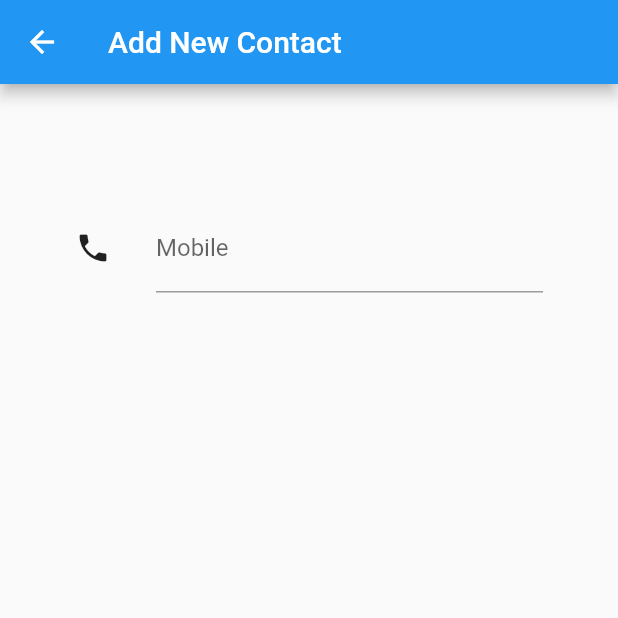
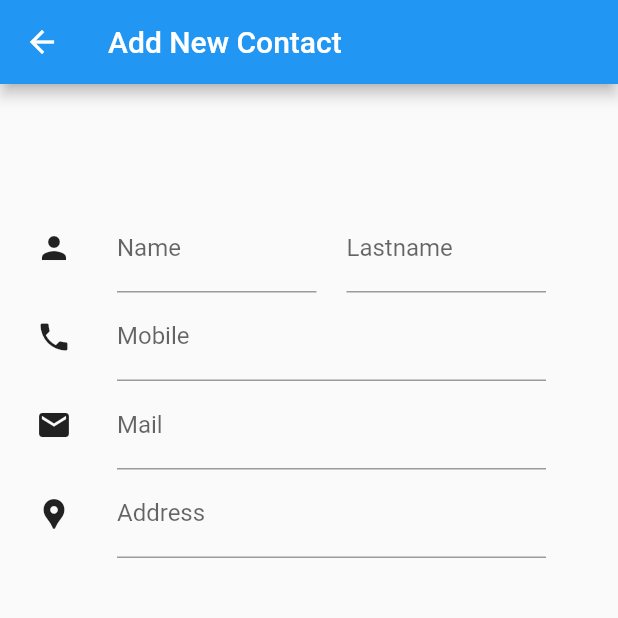
Before and after one commit to mszakacz/better-organizer, a Flutter app: the NewContactPage screen opened by its route, on a phone screen of 412 x 824 dp, the top half of it. Run offline on Flutter 3.47's test engine with Material 2 defaults, Android fonts, the phone set to English and light mode, and no system bars; our stand-ins replace bloc, equatable, flutter_bloc, marquee.

Commit message:
style: all inputs in New Contact Page

```diff
--- a/lib/new_contact/bloc/new_contact_bloc.dart
+++ b/lib/new_contact/bloc/new_contact_bloc.dart
@@ -9,10 +9,40 @@ class NewContactBloc extends Bloc<NewContactEvent, NewContactState> {
   NewContactBloc()
       : super(const NewContactState(
             contact: Contact(), status: NewContactStatus.initial)) {
+    on<NameEditing>(_onNameEditing);
     on<MobileEditing>(_onMobileEditing);
+    on<LastnameEditing>(_onLastnameEditing);
+    on<MailEditing>(_onMailEditing);
+    on<AddressEditing>(_onAddressEditing);
+    on<DesctriptionEditing>(_onDescriptionEditing);
+  }
+
+  void _onNameEditing(NameEditing event, Emitter<NewContactState> emit) {
+    emit(state.copyWith(contact: state.contact.copyWith(name: event.name)));
+  }
+
+  void _onLastnameEditing(
+      LastnameEditing event, Emitter<NewContactState> emit) {
+    emit(state.copyWith(
+        contact: state.contact.copyWith(lastname: event.lastname)));
   }
 
   void _onMobileEditing(MobileEditing event, Emitter<NewContactState> emit) {
     emit(state.copyWith(contact: state.contact.copyWith(mobile: event.mobile)));
   }
+
+  void _onMailEditing(MailEditing event, Emitter<NewContactState> emit) {
+    emit(state.copyWith(contact: state.contact.copyWith(mail: event.mail)));
+  }
+
+  void _onAddressEditing(AddressEditing event, Emitter<NewContactState> emit) {
+    emit(state.copyWith(
+        contact: state.contact.copyWith(address: event.address)));
+  }
+
+  void _onDescriptionEditing(
+      DesctriptionEditing event, Emitter<NewContactState> emit) {
+    emit(state.copyWith(
+        contact: state.contact.copyWith(description: event.description)));
+  }
 }
--- a/lib/new_contact/bloc/new_contact_event.dart
+++ b/lib/new_contact/bloc/new_contact_event.dart
@@ -28,3 +28,13 @@ class MailEditing extends NewContactEvent {
   final String mail;
   const MailEditing(this.mail);
 }
+
+class AddressEditing extends NewContactEvent {
+  final String address;
+  const AddressEditing(this.address);
+}
+
+class DesctriptionEditing extends NewContactEvent {
+  final String description;
+  const DesctriptionEditing(this.description);
+}
--- a/lib/new_contact/view/new_contact_page.dart
+++ b/lib/new_contact/view/new_contact_page.dart
@@ -10,7 +10,7 @@ class NewContactPage extends StatelessWidget {
       appBar: AppBar(
         title: const Text('Add New Contact'),
       ),
-      body: NewContactForm(),
+      body: const NewContactForm(),
     );
   }
 }
--- a/lib/new_contact/widgets/new_contact_form.dart
+++ b/lib/new_contact/widgets/new_contact_form.dart
@@ -8,7 +8,7 @@ class NewContactForm extends StatelessWidget {
   @override
   Widget build(BuildContext context) {
     return Padding(
-      padding: const EdgeInsets.symmetric(horizontal: 50, vertical: 80),
+      padding: const EdgeInsets.fromLTRB(24, 80, 48, 80),
       child: BlocBuilder<NewContactBloc, NewContactState>(
         builder: (context, state) {
           return Column(
@@ -18,16 +18,83 @@ class NewContactForm extends StatelessWidget {
                 children: [
                   const Padding(
                     padding: EdgeInsets.only(right: 30),
+                    child: Icon(Icons.person),
+                  ),
+                  Flexible(
+                    child: TextFormField(
+                      onChanged: (value) =>
+                          BlocProvider.of<NewContactBloc>(context)
+                              .add(NameEditing(value)),
+                      decoration: const InputDecoration(
+                        labelText: 'Name',
+                      ),
+                    ),
+                  ),
+                  SizedBox(width: 20),
+                  Flexible(
+                    child: TextFormField(
+                      onChanged: (value) =>
+                          BlocProvider.of<NewContactBloc>(context)
+                              .add(LastnameEditing(value)),
+                      decoration: const InputDecoration(
+                        labelText: 'Lastname',
+                      ),
+                    ),
+                  ),
+                ],
+              ),
+              Row(
+                mainAxisAlignment: MainAxisAlignment.start,
+                children: [
+                  const Padding(
+                    padding: EdgeInsets.only(right: 30),
                     child: Icon(Icons.phone),
                   ),
                   Flexible(
                     child: TextFormField(
-                      // controller: _nameTextController,
+                      onChanged: (value) =>
+                          BlocProvider.of<NewContactBloc>(context)
+                              .add(MobileEditing(value)),
+                      decoration: const InputDecoration(
+                        labelText: 'Mobile',
+                      ),
+                    ),
+                  ),
+                ],
+              ),
+              Row(
+                mainAxisAlignment: MainAxisAlignment.start,
+                children: [
+                  const Padding(
+                    padding: EdgeInsets.only(right: 30),
+                    child: Icon(Icons.mail),
+                  ),
+                  Flexible(
+                    child: TextFormField(
                       onChanged: (value) =>
                           BlocProvider.of<NewContactBloc>(context)
                               .add(MailEditing(value)),
                       decoration: const InputDecoration(
-                        labelText: 'Mobile',
+                        labelText: 'Mail',
+                      ),
+                    ),
+                  ),
+                ],
+              ),
+              Row(
+                mainAxisAlignment: MainAxisAlignment.start,
+                children: [
+                  const Padding(
+                    padding: EdgeInsets.only(right: 30),
+                    child: Icon(Icons.location_pin),
+                  ),
+                  Flexible(
+                    child: TextFormField(
+                      onChanged: (value) =>
+                          BlocProvider.of<NewContactBloc>(context)
+                              .add(AddressEditing(value)),
+                      decoration: const InputDecoration(
+                        labelText: 'Address',
                       ),
                     ),
                   ),
```
